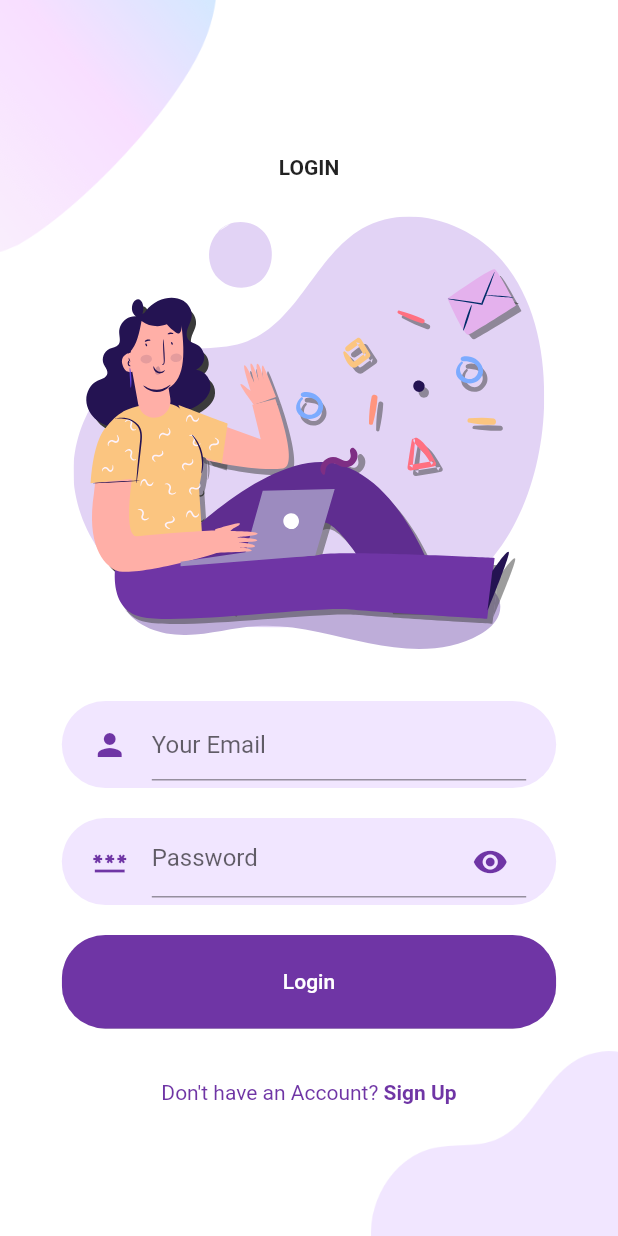
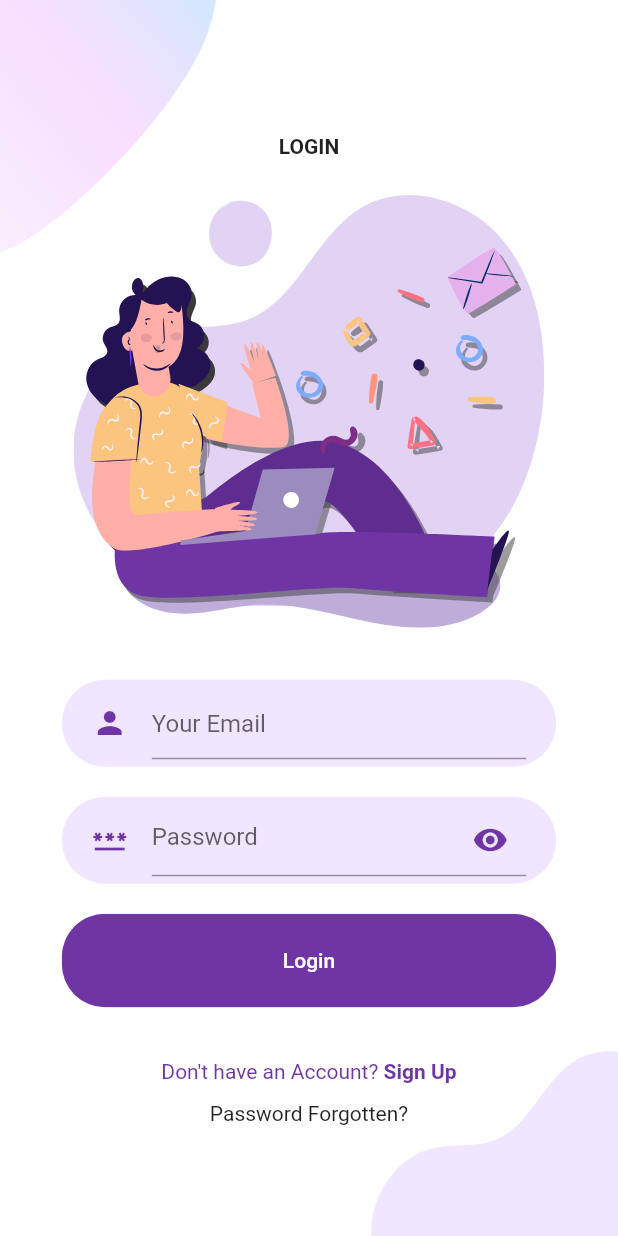
Before and after one commit to francesco-buscicchio/EcoGram, a Flutter app: the screen it shows after launch, on a phone screen of 412 x 824 dp. Run offline on Flutter 3.47's test engine with Material 2 defaults, Android fonts, the phone set to English and light mode, and no system bars; our stand-ins replace cloud_firestore, firebase_auth, firebase_core, flutter_svg; accounts and stored records are empty.

Commit message:
Password Forgotten Screen

```diff
--- a/lib/Screens/Login/components/body.dart
+++ b/lib/Screens/Login/components/body.dart
@@ -1,4 +1,5 @@
 import 'package:ecogram/Screens/Homepage/homepage.dart';
+import 'package:ecogram/components/PasswordForgotten.dart';
 import 'package:ecogram/components/RoundedPasswordField.dart';
 import 'package:firebase_auth/firebase_auth.dart';
 import 'package:flutter/material.dart';
@@ -72,7 +73,9 @@ class _BodyState extends State<Body> {
           ),
           RoundedButton(text: 'Login', press: signInWithEmailAndPassword),
           SizedBox(height: size.height * 0.03),
-          const AlreadyHaveAnAccountCheck()
+          const AlreadyHaveAnAccountCheck(),
+          SizedBox(height: size.height * 0.015),
+          const PasswordForgotten()
         ]));
   }
 }
--- a/lib/components/AlreadyHaveAnAccountCheck.dart
+++ b/lib/components/AlreadyHaveAnAccountCheck.dart
@@ -31,7 +31,7 @@ class AlreadyHaveAnAccountCheck extends StatelessWidget {
           child: Text(login ? 'Sign Up' : 'Sign In',
               style: const TextStyle(
                   color: kPrimaryColor, fontWeight: FontWeight.bold)),
-        )
+        ),
       ],
     );
   }
--- /dev/null
+++ b/lib/components/PasswordForgotten.dart
@@ -0,0 +1,21 @@
+import 'package:flutter/material.dart';
+
+import '../Screens/ForgottenPassword/forgottenPassword_screen.dart';
+import '../Screens/Signup/signup_screen.dart';
+
+class PasswordForgotten extends StatelessWidget {
+  const PasswordForgotten({super.key});
+
+  @override
+  Widget build(BuildContext context) {
+    return Row(
+      mainAxisAlignment: MainAxisAlignment.center,
+      children: <Widget>[
+        GestureDetector(onTap: () {
+          Navigator.push(context, MaterialPageRoute(builder: (context) {
+            return const PasswordForgottenScreen();
+          }));
+        }, child: const Text('Password Forgotten?'),)],
+    );
+  }
+}
```
Also changed, not shown: lib/Screens/ForgottenPassword/components/background.dart (added, +33 -0 lines), lib/Screens/ForgottenPassword/components/body.dart (added, +67 -0 lines), lib/Screens/ForgottenPassword/forgottenPassword_screen.dart (added, +17 -0 lines), assets/icons/forgottenPassword.svg (added).
